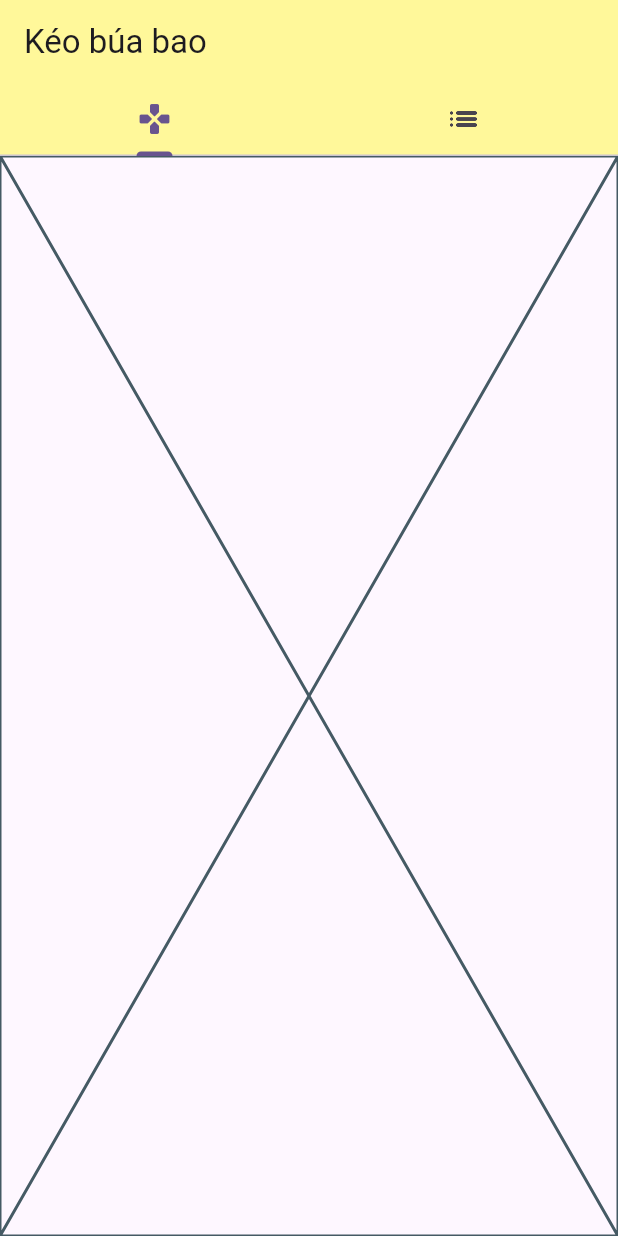
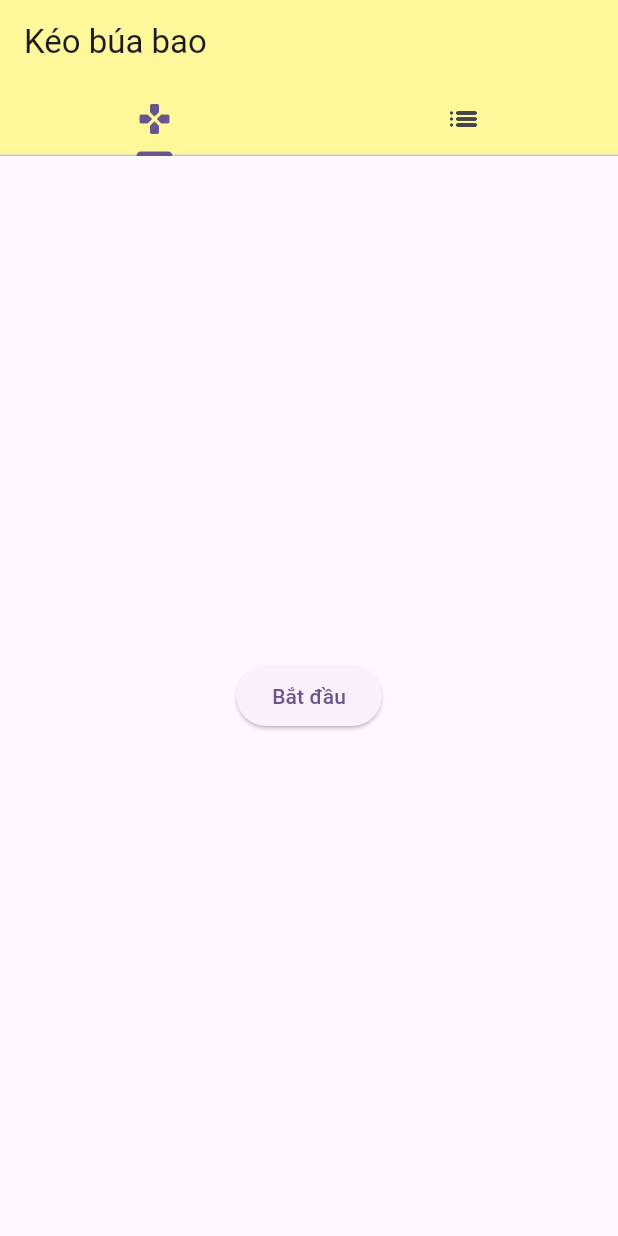
Before and after one commit to NguyenThanhTan1209/rps-game, a Flutter app: the screen it shows after launch, on a phone screen of 412 x 824 dp. Run offline on Flutter 3.47's test engine with Material 3 defaults, Android fonts, the phone set to English and light mode, and no system bars; our stand-ins replace flutter_bloc.

Commit message:
UI and Logic of Play tab

```diff
--- /dev/null
+++ b/lib/bloc/game_bloc.dart
@@ -0,0 +1,21 @@
+import 'package:flutter_bloc/flutter_bloc.dart';
+import 'package:rps_game/bloc/game_event.dart';
+import 'package:rps_game/bloc/game_state.dart';
+import 'package:rps_game/repository/game_repository.dart';
+
+class GameBloc extends Bloc<GameEvent, GameState> {
+  GameRepository gameRepository = GameRepository();
+
+  GameBloc() : super(GameInitialState()){
+    on<ChooseOptionEvent>((event, emit) async {
+      final data = await gameRepository.getResult(event.gameChoice);
+      if (data.result.contains('Thắng')) {
+        emit(GameWinState(gameMatch: data));
+      } else if (data.result.contains('Thua')){
+        emit(GameLoseState(gameMatch: data));
+      } else{
+        emit(GameDueState(gameMatch: data));
+      }
+    });
+  }
+}
--- /dev/null
+++ b/lib/bloc/game_event.dart
@@ -0,0 +1,12 @@
+import 'package:rps_game/data/game_match.dart';
+
+abstract class GameEvent {
+  GameChoice gameChoice;
+  GameEvent({
+    required this.gameChoice,
+  });
+}
+
+class ChooseOptionEvent extends GameEvent {
+  ChooseOptionEvent({required super.gameChoice});
+}
--- /dev/null
+++ b/lib/bloc/game_state.dart
@@ -0,0 +1,22 @@
+// ignore_for_file: public_member_api_docs, sort_constructors_first
+import 'package:rps_game/data/game_match.dart';
+
+abstract class GameState {
+  GameMatch gameMatch;
+  GameState({
+    required this.gameMatch,
+  });
+}
+
+class GameInitialState extends GameState {
+  GameInitialState():super(gameMatch: GameMatch(myChoice: GameChoice.paper, opponentChoice: GameChoice.paper, result: 'none'));
+}
+class GameWinState extends GameState {
+  GameWinState({required super.gameMatch});
+}
+class GameDueState extends GameState {
+  GameDueState({required super.gameMatch});
+}
+class GameLoseState extends GameState {
+  GameLoseState({required super.gameMatch});
+}
--- /dev/null
+++ b/lib/data/game_match.dart
@@ -0,0 +1,13 @@
+// ignore_for_file: public_member_api_docs, sort_constructors_first
+class GameMatch {
+  GameChoice myChoice;
+  GameChoice opponentChoice;
+  String result;
+  GameMatch({
+    required this.myChoice,
+    required this.opponentChoice,
+    required this.result,
+  });
+}
+
+enum GameChoice { paper, rock, scissors, none }
--- a/lib/main.dart
+++ b/lib/main.dart
@@ -1,4 +1,8 @@
 import 'package:flutter/material.dart';
+import 'package:flutter_bloc/flutter_bloc.dart';
+import 'package:rps_game/bloc/game_bloc.dart';
+
+import 'ui/play_game_tab.dart';
 
 void main() {
   runApp(const MyApp());
@@ -10,13 +14,20 @@ class MyApp extends StatelessWidget {
   // This widget is the root of your application.
   @override
   Widget build(BuildContext context) {
-    return MaterialApp(
-      title: 'Búa Kéo Bao',
-      theme: ThemeData(
-        colorScheme: ColorScheme.fromSeed(seedColor: Colors.deepPurple),
-        useMaterial3: true,
+    return MultiBlocProvider(
+      providers: [
+        BlocProvider<GameBloc>(create: (context){
+          return GameBloc();
+        })
+      ],
+      child: MaterialApp(
+        title: 'Búa Kéo Bao',
+        theme: ThemeData(
+          colorScheme: ColorScheme.fromSeed(seedColor: Colors.deepPurple),
+          useMaterial3: true,
+        ),
+        home: const DefaultTabController(length: 2, child: MyHomePage()),
       ),
-      home: const DefaultTabController(length: 2, child: MyHomePage()),
     );
   }
 }
@@ -40,7 +51,7 @@ class _MyHomePageState extends State<MyHomePage> {
         Tab(icon: Icon(Icons.list_rounded))
       ]),),
       body: const TabBarView(children: [
-        Placeholder(),
+        PlayGameTab(),
         Placeholder()
       ]),
     );
--- /dev/null
+++ b/lib/repository/game_repository.dart
@@ -0,0 +1,10 @@
+import 'package:rps_game/data/game_match.dart';
+import 'package:rps_game/provider/game_provider.dart';
+
+class GameRepository {
+  final GameProvider gameProvider = GameProvider();
+
+  Future<GameMatch> getResult(GameChoice gameChoice)async{
+    return await gameProvider.gameCalculate(gameChoice);
+  }
+}
--- /dev/null
+++ b/lib/ui/play_game_tab.dart
@@ -0,0 +1,136 @@
+import 'package:flutter/material.dart';
+import 'package:flutter_bloc/flutter_bloc.dart';
+import 'package:rps_game/bloc/game_bloc.dart';
+import 'package:rps_game/bloc/game_event.dart';
+import 'package:rps_game/bloc/game_state.dart';
+import 'package:rps_game/data/game_match.dart';
+
+import 'option_game_widget.dart';
+
+enum GameFlag { wait, playing, end }
+
+enum GameOption { paper, rock, scissors }
+
+class PlayGameTab extends StatefulWidget {
+  const PlayGameTab({super.key});
+
+  @override
+  State<PlayGameTab> createState() => _PlayGameTabState();
+}
+
+class _PlayGameTabState extends State<PlayGameTab> with AutomaticKeepAliveClientMixin{
+  dynamic gameFlag = GameFlag.wait;
+
+  @override
+  Widget build(BuildContext context) {
+    return gameFlag == GameFlag.wait
+        ? Center(
+            child: ElevatedButton(
+                onPressed: () {
+                  setState(() {
+                    gameFlag = GameFlag.playing;
+                  });
+                },
+                child: const Text('Bắt đầu')),
+          )
+        : Padding(
+            padding: const EdgeInsets.all(8.0),
+            child: Column(
+              children: [
+                BlocBuilder<GameBloc, GameState>(builder: (context, state) {
+                  if (state is GameWinState) {
+                    return Expanded(
+                      child: Column(
+                        mainAxisAlignment: MainAxisAlignment.spaceAround,
+                        children: [
+                          OptionWidget(choice: state.gameMatch.opponentChoice),
+                          Text(
+                            state.gameMatch.result,
+                            style: const TextStyle(color: Colors.green),
+                          ),
+                          OptionWidget(choice: state.gameMatch.myChoice),
+                        ],
+                      ),
+                    );
+                  } else if (state is GameLoseState) {
+                    return Expanded(
+                      child: Column(
+                        mainAxisAlignment: MainAxisAlignment.spaceAround,
+                        children: [
+                          OptionWidget(choice: state.gameMatch.opponentChoice),
+                          Text(
+                            state.gameMatch.result,
+                            style: const TextStyle(color: Colors.red),
+                          ),
+                          OptionWidget(choice: state.gameMatch.myChoice),
+                        ],
+                      ),
+                    );
+                  } else if (state is GameDueState) {
+                    return Expanded(
+                      child: Column(
+                        mainAxisAlignment: MainAxisAlignment.spaceAround,
+                        children: [
+                          OptionWidget(choice: state.gameMatch.opponentChoice),
+                          Text(
+                            state.gameMatch.result,
+                            style: const TextStyle(color: Colors.grey),
+                          ),
+                          OptionWidget(choice: state.gameMatch.myChoice),
+                        ],
+                      ),
+                    );
+                  } else {
+                    return const Expanded(
+                      child: Center(
+                        child: Text('Hãy lựa chọn kéo búa bao'),
+                      ),
+                    );
+                  }
+                }),
+                const SizedBox(
+                  height: 8.0,
+                ),
+                Row(
+                  mainAxisAlignment: MainAxisAlignment.spaceEvenly,
+                  children: [
+                    InkWell(
+                      child: Image.asset(
+                        'assets/scissors.png',
+                        width: 100,
+                        height: 100,
+                      ),
+                      onTap: () {
+                        context.read<GameBloc>().add(ChooseOptionEvent(gameChoice: GameChoice.scissors));
+                      },
+                    ),
+                    InkWell(
+                      child: Image.asset(
+                        'assets/rock.png',
+                        width: 100,
+                        height: 100,
+                      ),
+                      onTap: () {
+                        context.read<GameBloc>().add(ChooseOptionEvent(gameChoice: GameChoice.rock));
+                      },
+                    ),
+                    InkWell(
+                      child: Image.asset(
+                        'assets/paper.png',
+                        width: 100,
+                        height: 100,
+                      ),
+                      onTap: () {
+                        context.read<GameBloc>().add(ChooseOptionEvent(gameChoice: GameChoice.paper));
+                      },
+                    ),
+                  ],
+                )
+              ],
+            ),
+          );
+  }
+
+  @override
+  bool get wantKeepAlive => true;
+}
--- a/pubspec.yaml
+++ b/pubspec.yaml
@@ -60,9 +60,11 @@ flutter:
   uses-material-design: true
 
   # To add assets to your application, add an assets section, like this:
-  # assets:
+  assets:
   #   - images/a_dot_burr.jpeg
-  #   - images/a_dot_ham.jpeg
+    - assets/paper.png
+    - assets/rock.png
+    - assets/scissors.png
 
   # An image asset can refer to one or more resolution-specific "variants", see
   # https://flutter.dev/assets-and-images/#resolution-aware
```
Also changed, not shown: lib/provider/game_provider.dart (added, +26 -0 lines), lib/ui/option_game_widget.dart (added, +34 -0 lines), assets/paper.png (added), assets/rock.png (added), assets/scissors.png (added).
